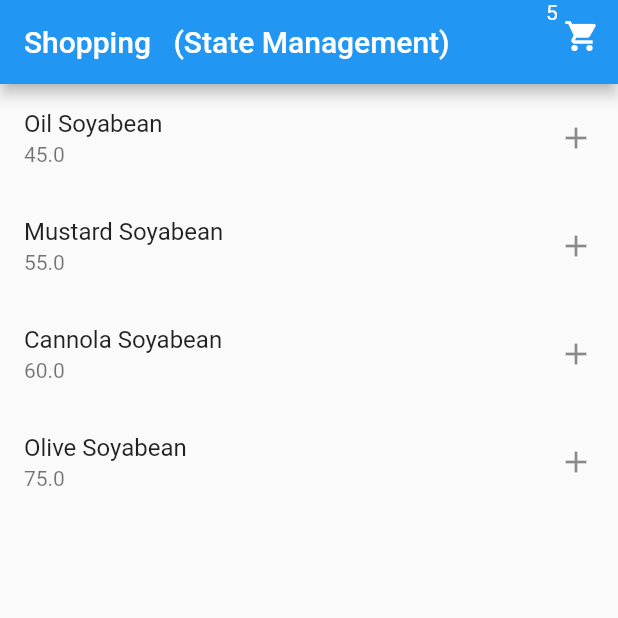
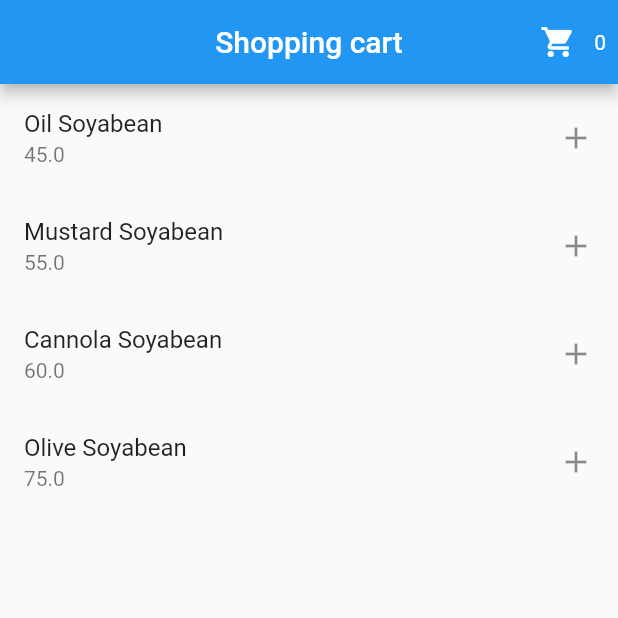
Before and after one commit to bhattaraimadhu56/flutter_state_Management_with_Provider, a Flutter app: the screen it shows after launch, on a phone screen of 412 x 824 dp, the top half of it. Run offline on Flutter 3.47's test engine with Material 2 defaults, Android fonts, the phone set to English and light mode, and no system bars.

Commit message:
Added provider cartdetails page working fine

```diff
--- /dev/null
+++ b/lib/Screens/homePage.dart
@@ -0,0 +1,63 @@
+import 'package:flutter/material.dart';
+import '../models/cart.dart';
+import '../models/product.dart';
+import 'cartDetails.dart';
+import 'package:provider/provider.dart';
+
+class HomePage extends StatefulWidget {
+  @override
+  _HomePageState createState() => _HomePageState();
+}
+
+class _HomePageState extends State<HomePage> {
+  final List<Product> products = [
+    Product(name: "Oil Soyabean", price: 45),
+    Product(name: "Mustard Soyabean", price: 55),
+    Product(name: "Cannola Soyabean", price: 60),
+    Product(name: "Olive Soyabean", price: 75),
+  ];
+  @override
+  Widget build(BuildContext context) {
+    return Consumer<Cart>(builder: (context, anyNamecart, child) {
+      return Scaffold(
+        appBar: AppBar(
+          title: Text('Shopping cart'),
+          actions: <Widget>[
+            Padding(
+              padding: EdgeInsets.all(8.0),
+              child: Row(
+                children: <Widget>[
+                  IconButton(
+                    icon: Icon(
+                      Icons.shopping_cart,
+                      color: Colors.white,
+                    ),
+                    onPressed: () {
+                      Navigator.of(context).push(MaterialPageRoute(
+                          builder: (context) => CartDetailsPage()));
+                    },
+                  ),
+                  Text(anyNamecart.count.toString())
+                ],
+              ),
+            )
+          ],
+          centerTitle: true,
+        ),
+        body: ListView.builder(
+          itemCount: products.length,
+          itemBuilder: (context, index) {
+            return ListTile(
+              title: Text(products[index].name),
+              subtitle: Text(products[index].price.toString()),
+              trailing: Icon(Icons.add),
+              onTap: () {
+                anyNamecart.add(products[index]);
+              },
+            );
+          },
+        ),
+      );
+    });
+  }
+}
--- a/lib/Screens/myHomePage.dart
+++ /dev/null
@@ -1,75 +0,0 @@
-import 'package:flutter/material.dart';
-import 'package:provider/provider.dart';
-import 'package:stateManagementWithProvider/Screens/cartDetails.dart';
-import 'package:stateManagementWithProvider/models/cart.dart';
-import 'package:stateManagementWithProvider/models/product.dart';
-
-class MyHomePage extends StatefulWidget {
-  @override
-  _MyHomePageState createState() => _MyHomePageState();
-}
-
-class _MyHomePageState extends State<MyHomePage> {
-// Make a list of product
-// Initialize a list of Product in products variable with empty array;
-  // List<Product> products = [];
-  // Lets inset data in list of Product
-  List<Product> products = [
-    Product(name: "Oil Soyabean", price: 45),
-    Product(name: "Mustard Soyabean", price: 55),
-    Product(name: "Cannola Soyabean", price: 60),
-    Product(name: "Olive Soyabean", price: 75),
-  ];
-
-  @override
-  Widget build(BuildContext context) {
-    return Consumer<Cart>(builder: (context, cart, child) {
-      return Scaffold(
-          appBar: AppBar(
-            title: Text("Shopping   (State Management) "),
-            actions: [
-              // You can use Row, Column or Stack (Overlay Item better to use this)
-              Stack(
-                children: [
-                  IconButton(
-                      icon: Icon(Icons.shopping_cart),
-                      onPressed: () {
-                        print("Go to another page of cart details");
-                        // Navigator.push(context,
-                        //     MaterialPageRoute(builder: (context) => CardDetails()));
-                        Navigator.push(context,
-                            MaterialPageRoute(builder: (context) {
-                          return CardDetails();
-                        }));
-                      }),
-                  // Text(cart.count.toString()), // as text takes string
-                  Text('5'),
-                  // above method shows error so use ??'0' ==>otherwise show 0
-                  // Text(cart.products.length.toString() ?? '0')
-                ],
-              )
-            ],
-          ),
-          body: ListView.builder(
-              // give length to count
-              itemCount: products.length,
-              // give products details base on index
-              itemBuilder: (context, index) {
-                return ListTile(
-                  title: Text(products[index].name),
-                  // as price is double to change it to string
-                  subtitle: Text(products[index].price.toString()),
-                  // to give icon at right side, for left side we use leading
-                  trailing: Icon(Icons.add),
-                  // while clicking add the number of products in basket
-                  onTap: () {
-                    // code to increase the number in basket
-                    cart.add(products[index]);
-                    print("madhu");
-                    print(cart);
-                  },
-                );
-              }));
-    });
-  }
-}
--- a/lib/main.dart
+++ b/lib/main.dart
@@ -1,28 +1,23 @@
 import 'package:flutter/material.dart';
+import './models/cart.dart';
+import './screens/homePage.dart';
 import 'package:provider/provider.dart';
-import 'package:stateManagementWithProvider/Screens/myHomePage.dart';
-import 'package:stateManagementWithProvider/models/cart.dart';
 
 void main() {
   runApp(
-    ChangeNotifierProvider(
-      create: (context) => Cart(),
-      child: MyApp(),
-    ),
-  );
+      // Using NotifierProvider
+      ChangeNotifierProvider(
+    create: (context) => Cart(),
+    child: MyApp(),
+  ));
 }
 
 class MyApp extends StatelessWidget {
   @override
   Widget build(BuildContext context) {
     return MaterialApp(
+      home: HomePage(),
       debugShowCheckedModeBanner: false,
-      title: 'State Management with Provider',
-      theme: ThemeData(
-        primarySwatch: Colors.blue,
-        visualDensity: VisualDensity.adaptivePlatformDensity,
-      ),
-      home: MyHomePage(),
     );
   }
 }
--- a/lib/models/cart.dart
+++ b/lib/models/cart.dart
@@ -1,47 +1,31 @@
-import 'package:flutter/foundation.dart';
-import 'package:stateManagementWithProvider/models/product.dart';
+import 'package:flutter/material.dart';
+import 'product.dart';
 
 class Cart extends ChangeNotifier {
   List<Product> products = [];
-  double totalPrice;
-  // constructor
-  Cart({this.products, this.totalPrice});
+  double _totalPrice = 0.0;
 
-  // add product function
   void add(Product p) {
-    // add new product (p) to list of products
     products.add(p);
-//added in price
-    // totalPrice = totalPrice + p.price;
-    totalPrice += p.price;
+    _totalPrice += p.price;
     notifyListeners();
   }
 
-  // remove product function
   void remove(Product p) {
-    // remove new product (p) to list of products
+    _totalPrice -= p.price;
     products.remove(p);
-//Removed in price
-    totalPrice = totalPrice - p.price;
-    //  totalPrice -= p.price;
     notifyListeners();
   }
 
-  // get total price getter
-  // differene between getter , setter and function is that function have () but not by getter setter befor {}
-
-  double get total {
-    return totalPrice;
+  int get count {
+    return products.length;
   }
 
-// total count getter
-  int get count {
-    // to handle exception of null in dart
-    return products.length ?? 0;
+  double get totalPrice {
+    return _totalPrice;
   }
 
-  //All items on the cart or basket
-  List<Product> get cartList {
+  List<Product> get basketProducts {
     return products;
   }
 }
--- a/lib/models/product.dart
+++ b/lib/models/product.dart
@@ -1,6 +1,5 @@
 class Product {
   String name;
   double price;
-  // constructor
   Product({this.name, this.price});
 }
--- a/pubspec.yaml
+++ b/pubspec.yaml
@@ -3,7 +3,7 @@ description: A new Flutter project.
 
 # The following line prevents the package from being accidentally published to
 # pub.dev using `pub publish`. This is preferred for private packages.
-publish_to: 'none' # Remove this line if you wish to publish to pub.dev
+publish_to: "none" # Remove this line if you wish to publish to pub.dev
 
 # The following defines the version and build number for your application.
 # A version number is three numbers separated by dots, like 1.2.43
@@ -24,7 +24,7 @@ dependencies:
   flutter:
     sdk: flutter
   cupertino_icons: ^1.0.0
-  provider: ^4.3.2+3
+  provider: ^4.0.4
 
 dev_dependencies:
   flutter_test:
@@ -34,7 +34,6 @@ dev_dependencies:
 # following page: https://dart.dev/tools/pub/pubspec
 # The following section is specific to Flutter.
 flutter:
-
   # The following line ensures that the Material Icons font is
   # included with your application, so that you can use the icons in
   # the material Icons class.
```
Also changed, not shown: lib/Screens/cartDetails.dart (+27 -12 lines), 1 other file.
